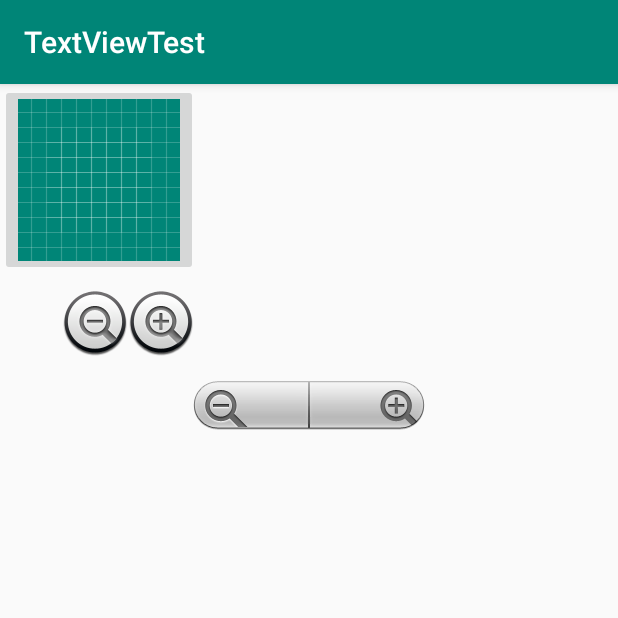
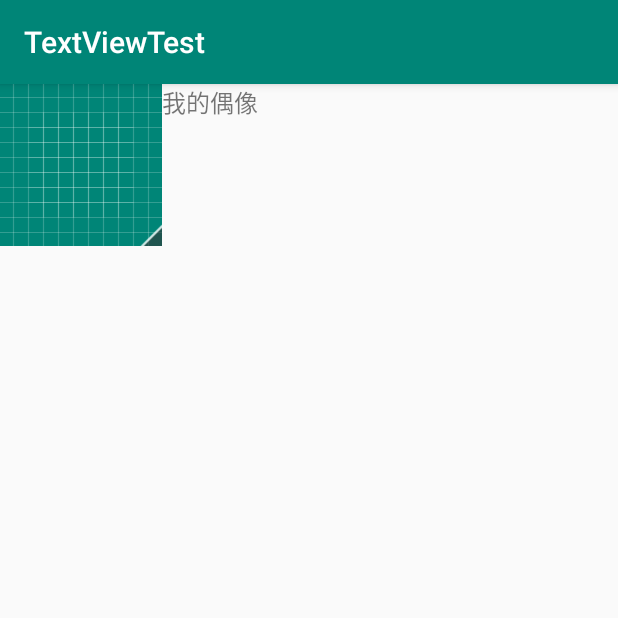
Before and after one commit to jfq3301/crazy_android, an Android app: the screen it shows after launch (MainActivity), on a phone screen of 412 x 824 dp, the top half of it. Run offline under Robolectric (Android 15) with nearby library versions, the phone set to English and light mode, and no system bars.

Commit message:
quick contack badge

```diff
--- a/chapter2/TextViewTest/app/src/main/java/com/example/textviewtest/MainActivity.java
+++ b/chapter2/TextViewTest/app/src/main/java/com/example/textviewtest/MainActivity.java
@@ -19,6 +19,7 @@ import android.widget.Chronometer;
 import android.widget.CompoundButton;
 import android.widget.ImageView;
 import android.widget.LinearLayout;
+import android.widget.QuickContactBadge;
 import android.widget.RadioGroup;
 import android.widget.Switch;
 import android.widget.TextView;
@@ -45,6 +46,8 @@ public class MainActivity extends AppCompatActivity {
     };
     int currentImg = 2;
     private int alpha = 255;
+
+    QuickContactBadge badge;
 
     @Override
     protected void onCreate(Bundle savedInstanceState) {
@@ -197,12 +200,17 @@ public class MainActivity extends AppCompatActivity {
          * @author fjiang2
          * @date 2019.5.25
          */
-        setContentView(R.layout.image_button_test);
+//        setContentView(R.layout.image_button_test);
 
-
-
-
-
+        /**
+         * @brief quick contact badge test.
+         *   test failed.
+         * @author fjiang2
+         * @date 2019.5.28
+         */
+        setContentView(R.layout.quick_contact_badge_test);
+        badge = findViewById(R.id.badge);
+        badge.assignContactFromPhone("10086", false);
 
     }
 }
--- /dev/null
+++ b/chapter2/TextViewTest/app/src/main/res/layout/quick_contact_badge_test.xml
@@ -0,0 +1,16 @@
+<?xml version="1.0" encoding="utf-8"?>
+<LinearLayout xmlns:android="http://schemas.android.com/apk/res/android"
+    android:layout_width="match_parent"
+    android:layout_height="match_parent">
+    <QuickContactBadge
+        android:layout_width="wrap_content"
+        android:layout_height="wrap_content"
+        android:id="@+id/badge"
+        android:src="@drawable/ic_launcher_background"/>
+    <TextView
+        android:layout_width="match_parent"
+        android:layout_height="wrap_content"
+        android:textSize="16dp"
+        android:text="我的偶像"/>
+
+</LinearLayout>
```
